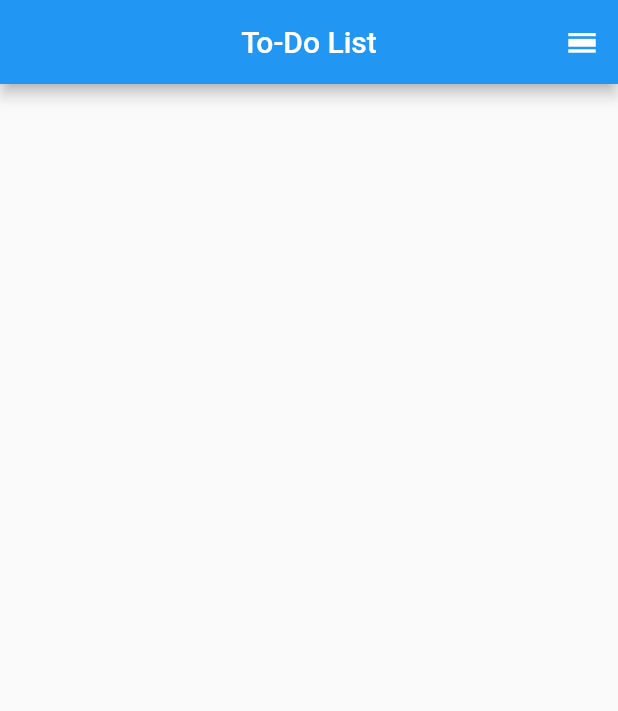
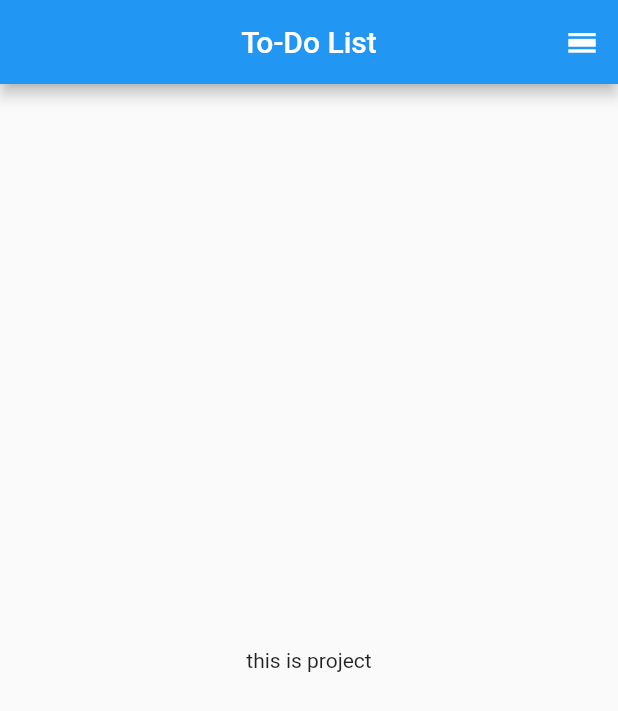
Before and after one commit to kingkardev01/mytodo_app, a Flutter app: the screen it shows after launch, on a phone screen of 412 x 824 dp. Shown: the top 711 px of the screen. Run offline on Flutter 3.47's test engine with Material 2 defaults, Android fonts, the phone set to English and light mode, and no system bars.

Commit message:
basa test

```diff
--- a/lib/screens/home_screen.dart
+++ b/lib/screens/home_screen.dart
@@ -20,7 +20,8 @@ class _HomeScreenState extends State<HomeScreen> {
               icon: const Icon(Icons.calendar_view_day),
             ),
           ],
-        )
+        ),
+      body: Center(child: Text("this is project"),),
     );
   }
 }
```
Also changed, not shown: pubspec.lock.
